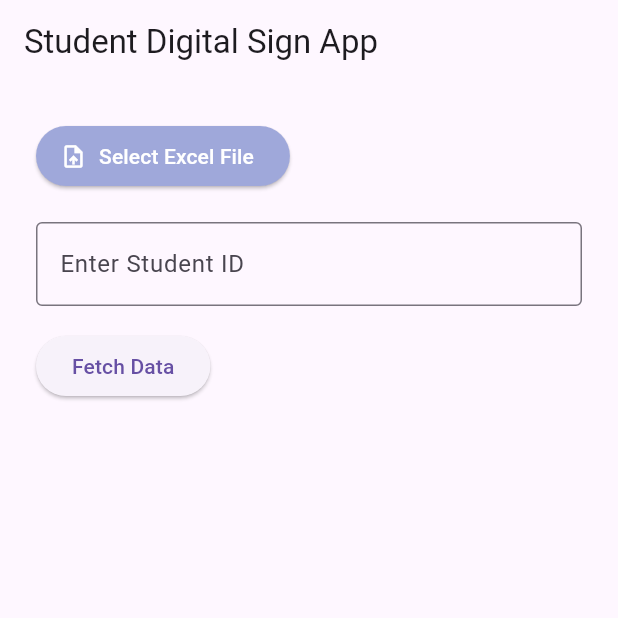
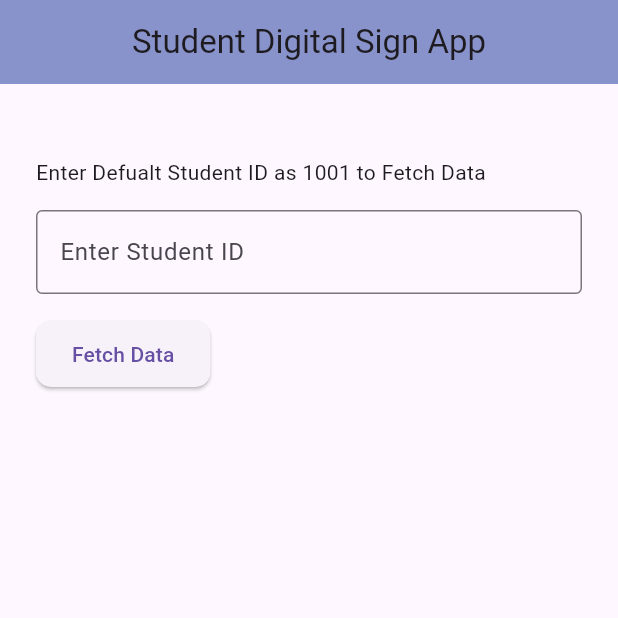
Before and after one commit to SChandu7/Digital_Signature, a Flutter app: the screen it shows after launch, after a tap on "Fetch Data", on a phone screen of 412 x 824 dp, the top half of it. Run offline on Flutter 3.47's test engine with Material 3 defaults, Android fonts, the phone set to English and light mode, and no system bars; our stand-ins replace file_picker, pdf, printing; missing offline and left inert: dart:html, excel, syncfusion_flutter_pdf.

Commit message:
excel aseets folder

```diff
--- a/lib/main.dart
+++ b/lib/main.dart
@@ -48,21 +48,29 @@ class _MarksheetHomePageState extends State<MarksheetHomePage> {
   final int maxAttempts = 3;
   final String correctPermissionKey = "1234";
 
-  Future<void> pickExcelFile() async {
-    html.FileUploadInputElement uploadInput = html.FileUploadInputElement();
-    uploadInput.accept = '.xlsx';
-    uploadInput.click();
+  Future<void> loadExcelFromAssets() async {
+    // Load the file from assets
+    ByteData data = await rootBundle.load('assets/yash.xlsx');
 
-    uploadInput.onChange.listen((e) async {
-      final file = uploadInput.files!.first;
-      final reader = html.FileReader();
-      reader.readAsArrayBuffer(file);
-      reader.onLoadEnd.listen((event) {
-        setState(() {
-          excelBytes = reader.result as Uint8List;
-        });
-      });
-    });
+    // Convert to Uint8List
+    excelBytes = data.buffer.asUint8List();
+
+    // Decode the Excel
+    var excel = Excel.decodeBytes(excelBytes!);
+
+    // Print Excel content
+    for (var table in excel.tables.keys) {
+      print('Table: $table');
+      for (var row in excel.tables[table]!.rows) {
+        print(row.map((cell) => cell?.value)); // Print each row
+      }
+    }
+  }
+
+  @override
+  void initState() {
+    super.initState();
+    loadExcelFromAssets();
   }
 
   void fetchData() {
@@ -80,7 +88,10 @@ class _MarksheetHomePageState extends State<MarksheetHomePage> {
               'Subject1': row[2]?.value.toString(),
               'Subject2': row[3]?.value.toString(),
               'Subject3': row[4]?.value.toString(),
-              'Average': row[5]?.value.toString(),
+              'Subject4': row[5]?.value.toString(),
+              'Subject5': row[6]?.value.toString(),
+              'Subject6': row[7]?.value.toString(),
+              'Average': row[8]?.value.toString(),
             };
           });
           return;
@@ -144,6 +155,19 @@ class _MarksheetHomePageState extends State<MarksheetHomePage> {
                   "Subject 3: ${studentData!['Subject3']}",
                   style: pw.TextStyle(fontSize: 14),
                 ),
+                pw.Text(
+                  "Subject 4: ${studentData!['Subject4']}",
+                  style: pw.TextStyle(fontSize: 14),
+                ),
+                pw.Text(
+                  "Subject 5: ${studentData!['Subject5']}",
+                  style: pw.TextStyle(fontSize: 14),
+                ),
+
+                pw.Text(
+                  "Subject 6: ${studentData!['Subject6']}",
+                  style: pw.TextStyle(fontSize: 14),
+                ),
                 pw.SizedBox(height: 10),
                 pw.Text(
                   "Average: ${studentData!['Average']}",
@@ -200,22 +224,22 @@ class _MarksheetHomePageState extends State<MarksheetHomePage> {
   @override
   Widget build(BuildContext context) {
     return Scaffold(
-      appBar: AppBar(title: Text('Student Digital Sign App')),
+      appBar: AppBar(
+        title: Text('Student Digital Sign App'),
+        centerTitle: true,
+        backgroundColor: const Color.fromARGB(255, 137, 147, 203),
+      ),
       body: Padding(
         padding: const EdgeInsets.all(24.0),
         child: Column(
           crossAxisAlignment: CrossAxisAlignment.start,
           children: [
-            ElevatedButton.icon(
-              onPressed: pickExcelFile,
-              icon: Icon(Icons.upload_file),
-              label: Text('Select Excel File'),
-              style: ElevatedButton.styleFrom(
-                backgroundColor: Colors.indigo.shade200,
-                foregroundColor: Colors.white,
-              ),
+            SizedBox(height: 25),
+            Text(
+              'Enter Defualt Student ID as 1001 to Fetch Data',
+              style: TextStyle(fontSize: 14),
             ),
-            SizedBox(height: 20),
+            SizedBox(height: 15),
             TextField(
               decoration: InputDecoration(
                 labelText: 'Enter Student ID',
@@ -224,7 +248,17 @@ class _MarksheetHomePageState extends State<MarksheetHomePage> {
               onChanged: (value) => studentId = value,
             ),
             SizedBox(height: 16),
-            ElevatedButton(onPressed: fetchData, child: Text('Fetch Data')),
+            ElevatedButton(
+                onPressed: fetchData,
+                style: ElevatedButton.styleFrom(
+                  // backgroundColor: Colors.indigo.shade200,
+                  shape: RoundedRectangleBorder(
+                    borderRadius: BorderRadius.circular(10),
+                  ),
+                  padding:
+                      const EdgeInsets.symmetric(horizontal: 24, vertical: 12),
+                ),
+                child: Text('Fetch Data')),
             SizedBox(height: 20),
             if (studentData != null) ...[
               Card(
@@ -242,11 +276,29 @@ class _MarksheetHomePageState extends State<MarksheetHomePage> {
                       Text('Subject 1: ${studentData!['Subject1']}'),
                       Text('Subject 2: ${studentData!['Subject2']}'),
                       Text('Subject 3: ${studentData!['Subject3']}'),
+                      Text('Subject 4: ${studentData!['Subject4']}'),
+                      Text('Subject 5: ${studentData!['Subject5']}'),
+                      Text('Subject 6: ${studentData!['Subject6']}'),
                       Text('Average: ${studentData!['Average']}'),
                       SizedBox(height: 12),
                       ElevatedButton(
                         onPressed: generatePDF,
-                        child: Text('Go To Downlaod  File'),
+                        style: ElevatedButton.styleFrom(
+                          backgroundColor: Colors.indigo.shade200,
+                          shape: RoundedRectangleBorder(
+                            borderRadius: BorderRadius.circular(10),
+                          ),
+                          padding: const EdgeInsets.symmetric(
+                              horizontal: 24, vertical: 12),
+                        ),
+                        child: const Text(
+                          'Go To Download File',
+                          style: TextStyle(
+                            color: Colors.white,
+                            fontSize: 16,
+                            fontWeight: FontWeight.bold,
+                          ),
+                        ),
                       ),
                     ],
                   ),
--- a/pubspec.yaml
+++ b/pubspec.yaml
@@ -69,6 +69,7 @@ flutter:
   # To add assets to your application, add an assets section, like this:
   assets:
     - assets/signature.jpg
+    - assets/yash.xlsx
 
   # An image asset can refer to one or more resolution-specific "variants", see
   # https://flutter.dev/to/resolution-aware-images
```
Also changed, not shown: lib/signpdf.dart (+10 -1 lines), 2 other files.
